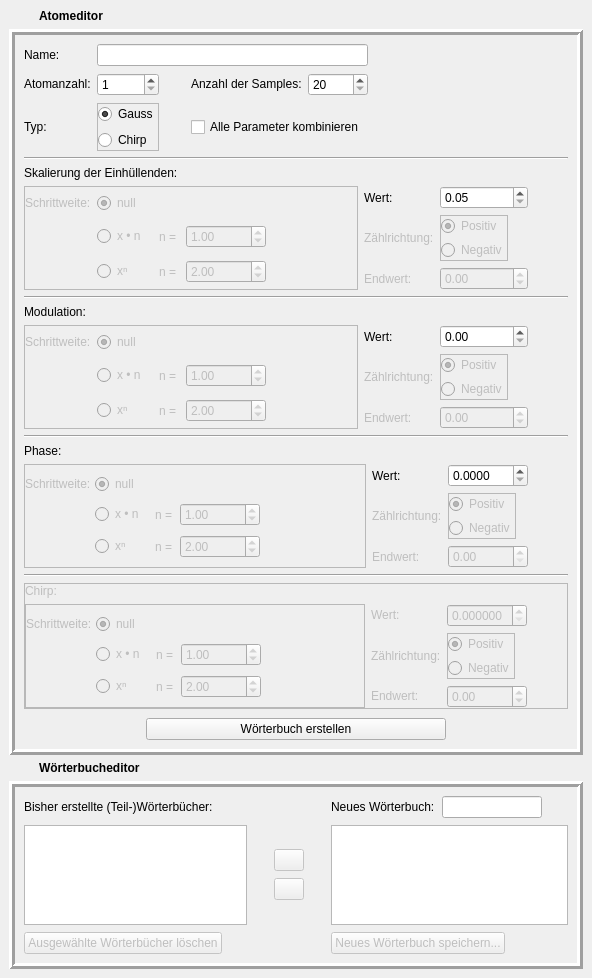
mne-tools/mne-cpp, file examples/matchingPursuit/editorwindow.ui: the form before one commit.
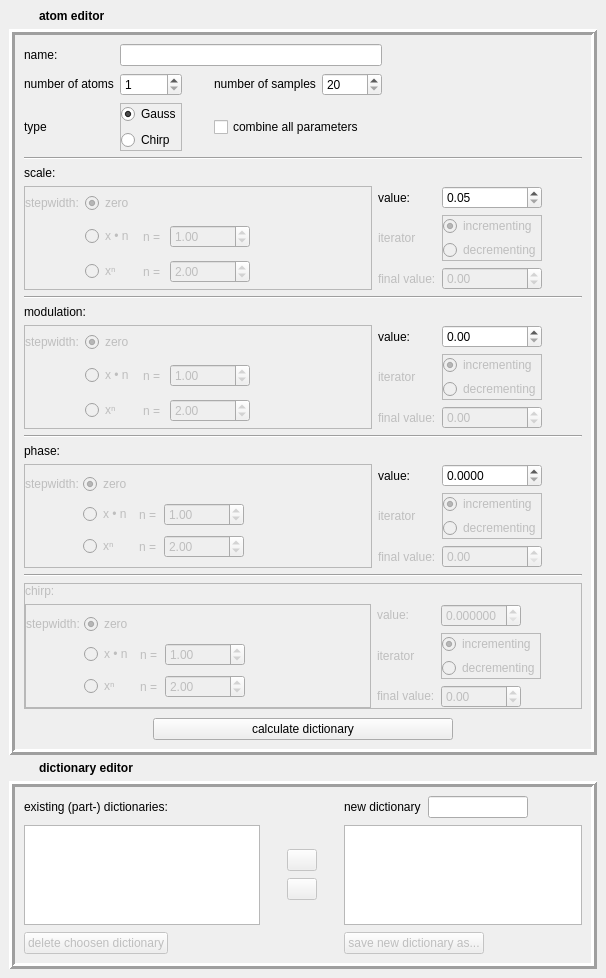
The form after the commit. Icons and pictures are not drawn.

Commit message: chg: language in EditorWindow

Diff of the .ui file:
```diff
--- a/examples/matchingPursuit/editorwindow.ui
+++ b/examples/matchingPursuit/editorwindow.ui
@@ -70,7 +70,7 @@
          <enum>QFrame::Plain</enum>
         </property>
         <property name="text">
-         <string>Atomeditor</string>
+         <string>atom editor</string>
         </property>
         <property name="textFormat">
          <enum>Qt::AutoText</enum>
@@ -153,7 +153,7 @@
               </sizepolicy>
              </property>
              <property name="text">
-              <string>Typ:</string>
+              <string>type</string>
              </property>
             </widget>
            </item>
@@ -166,7 +166,7 @@
               </sizepolicy>
              </property>
              <property name="text">
-              <string>Name:</string>
+              <string>name:</string>
              </property>
             </widget>
            </item>
@@ -179,7 +179,7 @@
               </sizepolicy>
              </property>
              <property name="text">
-              <string>Atomanzahl:</string>
+              <string>number of atoms</string>
              </property>
             </widget>
            </item>
@@ -249,7 +249,7 @@
               </sizepolicy>
              </property>
              <property name="text">
-              <string>Anzahl der Samples:</string>
+              <string>number of samples</string>
              </property>
             </widget>
            </item>
@@ -331,7 +331,7 @@
            <item row="2" column="4" colspan="2">
             <widget class="QCheckBox" name="chb_CombAllPara">
              <property name="text">
-              <string>Alle Parameter kombinieren</string>
+              <string>combine all parameters</string>
              </property>
             </widget>
            </item>
@@ -398,7 +398,7 @@
               <item>
                <widget class="QRadioButton" name="rb_PosCountScale">
                 <property name="text">
-                 <string>Positiv</string>
+                 <string>incrementing</string>
                 </property>
                 <property name="checked">
                  <bool>true</bool>
@@ -408,7 +408,7 @@
               <item>
                <widget class="QRadioButton" name="rb_NegCountScale">
                 <property name="text">
-                 <string>Negativ</string>
+                 <string>decrementing</string>
                 </property>
                </widget>
               </item>
@@ -427,7 +427,7 @@
               </sizepolicy>
              </property>
              <property name="text">
-              <string>Zählrichtung:</string>
+              <string>iterator</string>
              </property>
              <property name="margin">
               <number>0</number>
@@ -440,7 +440,7 @@
               <bool>false</bool>
              </property>
              <property name="text">
-              <string>Endwert:</string>
+              <string>final value:</string>
              </property>
             </widget>
            </item>
@@ -477,7 +477,7 @@
                  <bool>false</bool>
                 </property>
                 <property name="text">
-                 <string>null</string>
+                 <string>zero</string>
                 </property>
                 <property name="checked">
                  <bool>true</bool>
@@ -512,7 +512,7 @@
                  </sizepolicy>
                 </property>
                 <property name="text">
-                 <string>Schrittweite:</string>
+                 <string>stepwidth:</string>
                 </property>
                </widget>
               </item>
@@ -522,7 +522,7 @@
                  <bool>false</bool>
                 </property>
                 <property name="text">
-                 <string>x • n  </string>
+                 <string>x • n </string>
                 </property>
                 <property name="autoExclusive">
                  <bool>true</bool>
@@ -653,7 +653,7 @@
            <item row="1" column="1">
             <widget class="QLabel" name="lb_StartValueScale">
              <property name="text">
-              <string>Wert:</string>
+              <string>value:</string>
              </property>
             </widget>
            </item>
@@ -671,7 +671,7 @@
               </font>
              </property>
              <property name="text">
-              <string>Skalierung der Einhüllenden:</string>
+              <string>scale:</string>
              </property>
             </widget>
            </item>
@@ -702,7 +702,7 @@
            <item row="1" column="1">
             <widget class="QLabel" name="lb_StartValueModu">
              <property name="text">
-              <string>Wert:</string>
+              <string>value:</string>
              </property>
             </widget>
            </item>
@@ -712,7 +712,7 @@
               <bool>false</bool>
              </property>
              <property name="text">
-              <string>Endwert:</string>
+              <string>final value:</string>
              </property>
             </widget>
            </item>
@@ -752,7 +752,7 @@
               <item>
                <widget class="QRadioButton" name="rb_PosCountModu">
                 <property name="text">
-                 <string>Positiv</string>
+                 <string>incrementing</string>
                 </property>
                 <property name="checked">
                  <bool>true</bool>
@@ -762,7 +762,7 @@
               <item>
                <widget class="QRadioButton" name="rb_NegCountModu">
                 <property name="text">
-                 <string>Negativ</string>
+                 <string>decrementing</string>
                 </property>
                </widget>
               </item>
@@ -781,7 +781,7 @@
               </sizepolicy>
              </property>
              <property name="text">
-              <string>Zählrichtung:</string>
+              <string>iterator</string>
              </property>
              <property name="margin">
               <number>0</number>
@@ -821,7 +821,7 @@
                  <bool>false</bool>
                 </property>
                 <property name="text">
-                 <string>x • n  </string>
+                 <string>x • n </string>
                 </property>
                </widget>
               </item>
@@ -831,7 +831,7 @@
                  <bool>false</bool>
                 </property>
                 <property name="text">
-                 <string>null</string>
+                 <string>zero</string>
                 </property>
                 <property name="checked">
                  <bool>true</bool>
@@ -850,7 +850,7 @@
                  </sizepolicy>
                 </property>
                 <property name="text">
-                 <string>Schrittweite:</string>
+                 <string>stepwidth:</string>
                 </property>
                </widget>
               </item>
@@ -984,7 +984,7 @@
               </font>
              </property>
              <property name="text">
-              <string>Modulation:</string>
+              <string>modulation:</string>
              </property>
             </widget>
            </item>
@@ -1018,7 +1018,7 @@
               <bool>false</bool>
              </property>
              <property name="text">
-              <string>Endwert:</string>
+              <string>final value:</string>
              </property>
             </widget>
            </item>
@@ -1058,7 +1058,7 @@
               <item>
                <widget class="QRadioButton" name="rb_PosCountPhase">
                 <property name="text">
-                 <string>Positiv</string>
+                 <string>incrementing</string>
                 </property>
                 <property name="checked">
                  <bool>true</bool>
@@ -1068,7 +1068,7 @@
               <item>
                <widget class="QRadioButton" name="rb_NegCountPhase">
                 <property name="text">
-                 <string>Negativ</string>
+                 <string>decrementing</string>
                 </property>
                </widget>
               </item>
@@ -1087,7 +1087,7 @@
               </sizepolicy>
              </property>
              <property name="text">
-              <string>Zählrichtung:</string>
+              <string>iterator</string>
              </property>
              <property name="margin">
               <number>0</number>
@@ -1108,14 +1108,14 @@
               </font>
              </property>
              <property name="text">
-              <string>Phase:</string>
+              <string>phase:</string>
              </property>
             </widget>
            </item>
            <item row="1" column="1">
             <widget class="QLabel" name="lb_StartValuePhase">
              <property name="text">
-              <string>Wert:</string>
+              <string>value:</string>
              </property>
             </widget>
            </item>
@@ -1200,7 +1200,7 @@
                  </sizepolicy>
                 </property>
                 <property name="text">
-                 <string>Schrittweite:</string>
+                 <string>stepwidth:</string>
                 </property>
                </widget>
               </item>
@@ -1210,7 +1210,7 @@
                  <bool>false</bool>
                 </property>
                 <property name="text">
-                 <string>null</string>
+                 <string>zero</string>
                 </property>
                 <property name="checked">
                  <bool>true</bool>
@@ -1223,7 +1223,7 @@
                  <bool>false</bool>
                 </property>
                 <property name="text">
-                 <string>x • n  </string>
+                 <string>x • n </string>
                 </property>
                </widget>
               </item>
@@ -1371,7 +1371,7 @@
                  </sizepolicy>
                 </property>
                 <property name="text">
-                 <string>Zählrichtung:</string>
+                 <string>iterator</string>
                 </property>
                 <property name="margin">
                  <number>0</number>
@@ -1411,7 +1411,7 @@
                  <item>
                   <widget class="QRadioButton" name="rb_PosCountChirp">
                    <property name="text">
-                    <string>Positiv</string>
+                    <string>incrementing</string>
                    </property>
                    <property name="checked">
                     <bool>true</bool>
@@ -1421,7 +1421,7 @@
                  <item>
                   <widget class="QRadioButton" name="rb_NegCountChirp">
                    <property name="text">
-                    <string>Negativ</string>
+                    <string>decrementing</string>
                    </property>
                   </widget>
                  </item>
@@ -1437,7 +1437,7 @@
                  </sizepolicy>
                 </property>
                 <property name="text">
-                 <string>Endwert:</string>
+                 <string>final value:</string>
                 </property>
                </widget>
               </item>
@@ -1477,7 +1477,7 @@
                  <item row="1" column="1">
                   <widget class="QRadioButton" name="rb_LinStepChirp">
                    <property name="text">
-                    <string>x • n  </string>
+                    <string>x • n </string>
                    </property>
                   </widget>
                  </item>
@@ -1491,7 +1491,7 @@
                  <item row="0" column="1">
                   <widget class="QRadioButton" name="rb_NoStepChirp">
                    <property name="text">
-                    <string>null</string>
+                    <string>zero</string>
                    </property>
                    <property name="checked">
                     <bool>true</bool>
@@ -1507,7 +1507,7 @@
                     </sizepolicy>
                    </property>
                    <property name="text">
-                    <string>Schrittweite:</string>
+                    <string>stepwidth:</string>
                    </property>
                   </widget>
                  </item>
@@ -1602,7 +1602,7 @@
                  </font>
                 </property>
                 <property name="text">
-                 <string>Chirp:</string>
+                 <string>chirp:</string>
                 </property>
                </widget>
               </item>
@@ -1659,7 +1659,7 @@
                  </sizepolicy>
                 </property>
                 <property name="text">
-                 <string>Wert:</string>
+                 <string>value:</string>
                 </property>
                </widget>
               </item>
@@ -1701,7 +1701,7 @@
               </size>
              </property>
              <property name="text">
-              <string>Wörterbuch erstellen</string>
+              <string>calculate dictionary</string>
              </property>
              <property name="icon">
               <iconset resource="Ressourcen.qrc">
@@ -1765,7 +1765,7 @@
          </font>
         </property>
         <property name="text">
-         <string>Wörterbucheditor</string>
+         <string>dictionary editor</string>
         </property>
         <property name="alignment">
          <set>Qt::AlignLeading|Qt::AlignLeft|Qt::AlignVCenter</set>
@@ -1944,7 +1944,7 @@
             </size>
            </property>
            <property name="text">
-            <string>Ausgewählte Wörterbücher löschen</string>
+            <string>delete choosen dictionary</string>
            </property>
            <property name="icon">
             <iconset resource="Ressourcen.qrc">
@@ -1987,7 +1987,7 @@
          <item row="0" column="0">
           <widget class="QLabel" name="lb_AllDict">
            <property name="text">
-            <string>Bisher erstellte (Teil-)Wörterbücher:</string>
+            <string>existing (part-) dictionaries:</string>
            </property>
           </widget>
          </item>
@@ -2013,7 +2013,7 @@
             </sizepolicy>
            </property>
            <property name="text">
-            <string>Neues Wörterbuch:</string>
+            <string>new dictionary</string>
            </property>
           </widget>
          </item>
@@ -2058,7 +2058,7 @@
             <enum>Qt::LeftToRight</enum>
            </property>
            <property name="text">
-            <string>Neues Wörterbuch speichern...</string>
+            <string>save new dictionary as...</string>
            </property>
            <property name="icon">
             <iconset resource="Ressourcen.qrc">
```
The commit also changes 2 other files.
